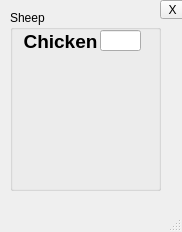
Qt form chicken.ui (SjdHbz/bullshit) before a commit.
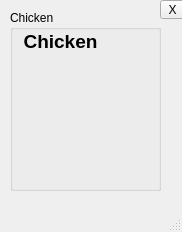
The same form after that commit. Icons and pictures are not drawn.

Patch:
```diff
--- a/chicken.ui
+++ b/chicken.ui
@@ -27,7 +27,7 @@
      </rect>
     </property>
     <property name="title">
-     <string>Sheep</string>
+     <string>Chicken</string>
     </property>
     <widget class="QLabel" name="label_21">
      <property name="geometry">
@@ -61,15 +61,21 @@
       <enum>Qt::AutoText</enum>
      </property>
     </widget>
-    <widget class="QLineEdit" name="lineEdit_chicken">
+    <widget class="QLabel" name="lineEdit_chicken_2">
      <property name="geometry">
       <rect>
-       <x>90</x>
+       <x>100</x>
        <y>20</y>
-       <width>41</width>
+       <width>51</width>
        <height>21</height>
       </rect>
      </property>
+     <property name="styleSheet">
+      <string notr="true">font: 75 12pt &quot;MS Shell Dlg 2&quot;;</string>
+     </property>
+     <property name="text">
+      <string/>
+     </property>
     </widget>
    </widget>
    <widget class="QToolButton" name="toolButton">
```
Left out of the diff: 2 changed lines with no effect on the pictures.
